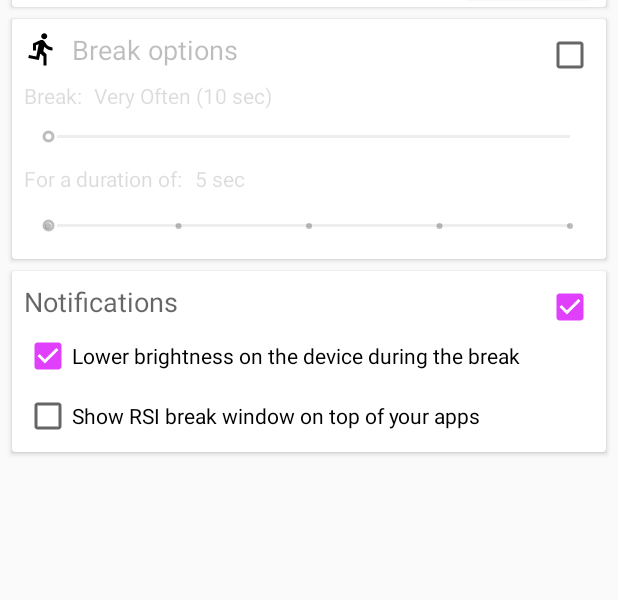
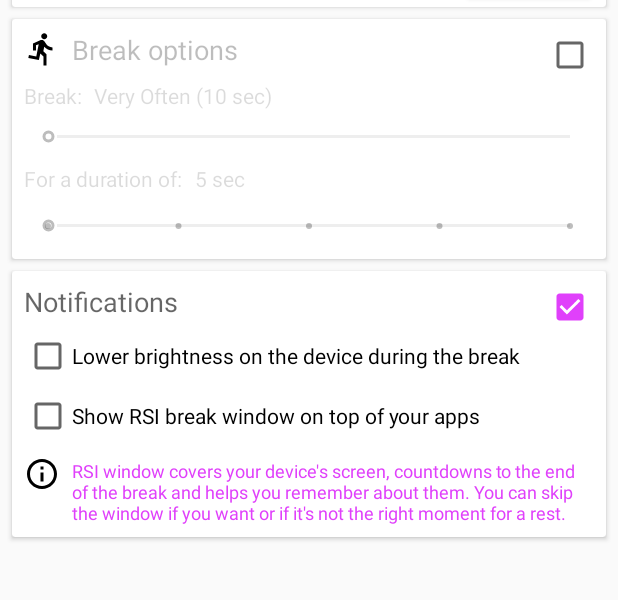
Before and after one commit to smutkiewicz/Blink-Break, an Android app: the screen it shows after launch (MainActivity), on a phone screen of 412 x 824 dp, the part 158-758 px from its top. Run offline under Robolectric (Android 15) with nearby library versions, the phone set to English and light mode, and no system bars.

Commit message:
Preference screen added

```diff
--- a/app/src/main/java/com/smutkiewicz/blinkbreak/alarmmanager/BlinkBreakAlarmService.kt
+++ b/app/src/main/java/com/smutkiewicz/blinkbreak/alarmmanager/BlinkBreakAlarmService.kt
@@ -51,7 +51,7 @@ class BlinkBreakAlarmService : IntentService("BlinkBreakAlarmService") {
         // get user's job parameters
         val notifications = sp!!.getBoolean(PREF_NOTIFICATIONS, true)
         val drawRsiWindow = sp!!.getBoolean(PREF_RSI_BREAK_WINDOW, false)
-        val lowerBrightnessActivated = sp!!.getBoolean(PREF_LOWER_BRIGHTNESS, true)
+        val lowerBrightnessActivated = sp!!.getBoolean(PREF_LOWER_BRIGHTNESS, false)
 
         // get duration preference, it's stored as SeekBar step in user's SP
         val durationProgress = sp!!.getInt(PREF_BREAK_DURATION_PROGRESS, 0)
@@ -72,7 +72,6 @@ class BlinkBreakAlarmService : IntentService("BlinkBreakAlarmService") {
                     setScreenBrightness(userBrightness)
                 }
 
-                removeRsiWindow()
                 cancelNotification()
             }
         }, duration)
--- a/app/src/main/java/com/smutkiewicz/blinkbreak/util/RsiWindowView.kt
+++ b/app/src/main/java/com/smutkiewicz/blinkbreak/util/RsiWindowView.kt
@@ -20,7 +20,7 @@ import com.smutkiewicz.blinkbreak.R
  * It means that the view is above every application's view on your phone -
  * until another application does the same.
  */
-class RsiWindowView(private val myContext: Context, private val breakDuration: Long) : View(myContext) {
+class RsiWindowView(myContext: Context, breakDuration: Long) : View(myContext) {
 
     private var frameLayout: FrameLayout? = FrameLayout(context)
     private var windowManager: WindowManager? = null
@@ -112,6 +112,7 @@ class RsiWindowView(private val myContext: Context, private val breakDuration: L
 
             override fun onFinish() {
                 textView?.text = context.getString(R.string.countdown_finished)
+                destroy()
             }
         }.start()
     }
--- /dev/null
+++ b/app/src/main/res/drawable/ic_info_outline_24dp.xml
@@ -0,0 +1,9 @@
+<vector xmlns:android="http://schemas.android.com/apk/res/android"
+        android:width="24dp"
+        android:height="24dp"
+        android:viewportWidth="24.0"
+        android:viewportHeight="24.0">
+    <path
+        android:fillColor="#FF000000"
+        android:pathData="M11,17h2v-6h-2v6zM12,2C6.48,2 2,6.48 2,12s4.48,10 10,10 10,-4.48 10,-10S17.52,2 12,2zM12,20c-4.41,0 -8,-3.59 -8,-8s3.59,-8 8,-8 8,3.59 8,8 -3.59,8 -8,8zM11,9h2L13,7h-2v2z"/>
+</vector>
--- a/app/src/main/res/layout/content_main.xml
+++ b/app/src/main/res/layout/content_main.xml
@@ -274,6 +274,35 @@
                     app:layout_constraintTop_toBottomOf="@+id/notificBrightnessCheckBox"
                     app:layout_constraintVertical_bias="0.0" />
 
+                <TextView
+                    android:id="@+id/infoRsiTextView"
+                    android:layout_width="0dp"
+                    android:layout_height="wrap_content"
+                    android:layout_marginBottom="8dp"
+                    android:layout_marginEnd="8dp"
+                    android:layout_marginStart="8dp"
+                    android:layout_marginTop="12dp"
+                    android:text="@string/show_rsi_break_window_info"
+                    android:textAppearance="@style/TextAppearance.Design.Hint"
+                    app:layout_constraintBottom_toBottomOf="parent"
+                    app:layout_constraintEnd_toEndOf="parent"
+                    app:layout_constraintHorizontal_bias="1.0"
+                    app:layout_constraintStart_toEndOf="@+id/imageView2"
+                    app:layout_constraintTop_toBottomOf="@+id/notificRsiWindowCheckBox"
+                    app:layout_constraintVertical_bias="1.0" />
+
+                <ImageView
+                    android:id="@+id/imageView2"
+                    android:layout_width="wrap_content"
+                    android:layout_height="wrap_content"
+                    android:layout_marginStart="8dp"
+                    android:layout_marginTop="8dp"
+                    app:layout_constraintBottom_toBottomOf="parent"
+                    app:layout_constraintStart_toStartOf="parent"
+                    app:layout_constraintTop_toBottomOf="@+id/notificRsiWindowCheckBox"
+                    app:layout_constraintVertical_bias="0.085"
+                    app:srcCompat="@drawable/ic_info_outline_24dp" />
+
             </android.support.constraint.ConstraintLayout>
 
         </android.support.v7.widget.CardView>
```
Also changed, not shown: app/build.gradle (+5 -2 lines), app/src/main/AndroidManifest.xml (+12 -7 lines), app/src/main/java/com/smutkiewicz/blinkbreak/MainActivity.kt (+20 -15 lines), app/src/main/java/com/smutkiewicz/blinkbreak/SettingsActivity.kt (added, +61 -0 lines), app/src/main/res/drawable/ic_info_black_24dp.xml (added, +9 -0 lines), app/src/main/res/drawable/ic_notifications_black_24dp.xml (added, +9 -0 lines), app/src/main/res/drawable/ic_sync_black_24dp.xml (added, +9 -0 lines), app/src/main/res/values/strings.xml (+15 -0 lines), app/src/main/res/xml/preferences.xml (added, +11 -0 lines).
